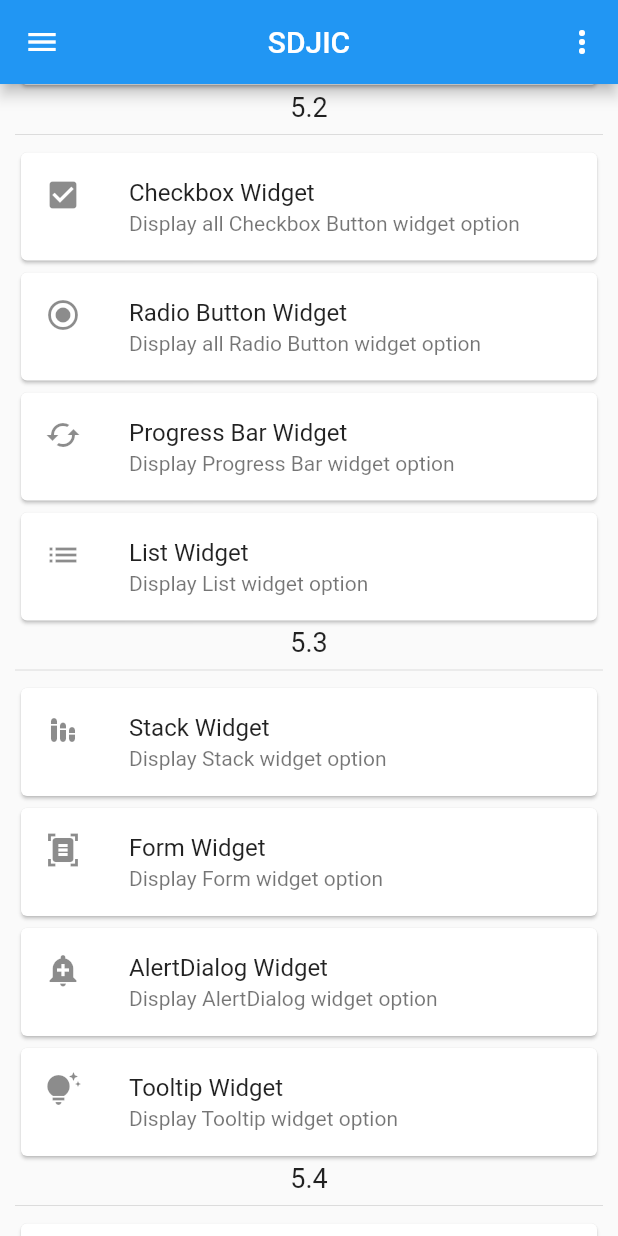
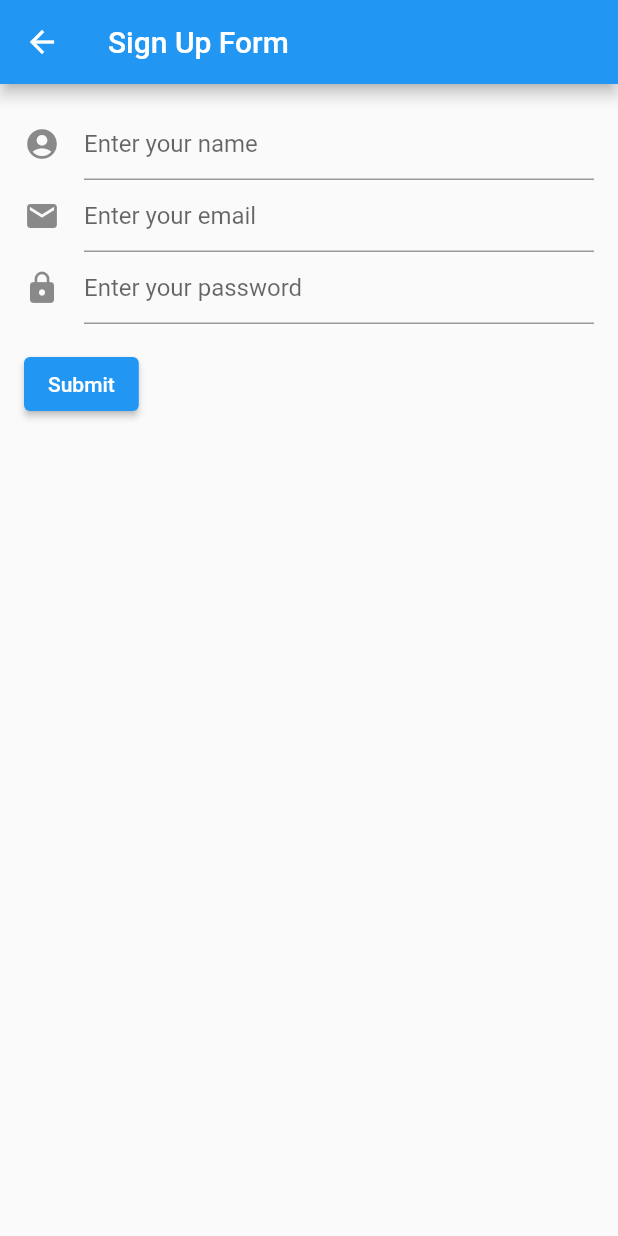
Before and after one commit to NehalPatel/sdjic_flutter, a Flutter app: the screen it shows after launch, scrolled down 576 dp, after a tap on "Form Widget", on a phone screen of 412 x 824 dp. Run offline on Flutter 3.47's test engine with Material 2 defaults, Android fonts, the phone set to English and light mode, and no system bars; our stand-ins replace flutter_swiper_null_safety, google_fonts.

Commit message:
form alertdialog added

```diff
--- /dev/null
+++ b/lib/Screens/Section3/form_page.dart
@@ -0,0 +1,93 @@
+import 'package:flutter/material.dart';
+
+class FormPage extends StatefulWidget {
+  @override
+  _FormPageState createState() => _FormPageState();
+}
+
+class _FormPageState extends State<FormPage> {
+  final _formKey = GlobalKey<FormState>();
+  String _name = '';
+  String _email = '';
+  String _password = '';
+
+  @override
+  Widget build(BuildContext context) {
+    return Scaffold(
+      appBar: AppBar(
+        title: Text('Sign Up Form'),
+      ),
+      body: Padding(
+        padding: EdgeInsets.all(16.0),
+        child: Form(
+          key: _formKey,
+          child: Column(
+            crossAxisAlignment: CrossAxisAlignment.start,
+            children: <Widget>[
+              TextFormField(
+                decoration: InputDecoration(
+                  hintText: 'Enter your name',
+                  icon: Icon(Icons.account_circle),
+                ),
+                validator: (value) {
+                  if (value != null && value.isEmpty) {
+                    return 'Please enter your name';
+                  }
+                  return null;
+                },
+                onSaved: (value) {
+                  _name = value!;
+                },
+              ),
+              TextFormField(
+                decoration: InputDecoration(
+                  hintText: 'Enter your email',
+                  icon: Icon(Icons.email),
+                ),
+                validator: (value) {
+                  if (value != null && value.isEmpty) {
+                    return 'Please enter your email';
+                  }
+                  return null;
+                },
+                onSaved: (value) {
+                  _email = value!;
+                },
+              ),
+              TextFormField(
+                decoration: InputDecoration(
+                  hintText: 'Enter your password',
+                  icon: Icon(Icons.lock),
+                ),
+                obscureText: true,
+                validator: (value) {
+                  if (value != null && value.isEmpty) {
+                    return 'Please enter your password';
+                  }
+                  return null;
+                },
+                onSaved: (value) {
+                  _password = value!;
+                },
+              ),
+              Padding(
+                padding: const EdgeInsets.symmetric(vertical: 16.0),
+                child: ElevatedButton(
+                  onPressed: () {
+                    if (_formKey.currentState!.validate()) {
+                      _formKey.currentState!.save();
+                      print('Name: $_name');
+                      print('Email: $_email');
+                      print('Password: $_password');
+                    }
+                  },
+                  child: Text('Submit'),
+                ),
+              ),
+            ],
+          ),
+        ),
+      ),
+    );
+  }
+}
--- a/lib/Screens/home_page.dart
+++ b/lib/Screens/home_page.dart
@@ -171,7 +171,7 @@ class HomePage extends StatelessWidget {
                     ),
                     GestureDetector(
                       onTap: () {
-                        print('clicked');
+                        Navigator.pushNamed(context, "/s3/form");
                       },
                       child: Card(
                         child: ListTile(
@@ -183,7 +183,7 @@ class HomePage extends StatelessWidget {
                     ),
                     GestureDetector(
                       onTap: () {
-                        print('clicked');
+                        Navigator.pushNamed(context, "/s3/alertdialog");
                       },
                       child: Card(
                         child: ListTile(
--- a/lib/main.dart
+++ b/lib/main.dart
@@ -12,6 +12,8 @@ import 'package:sdjic_flutter/Screens/Section2/listview_page.dart';
 import 'package:sdjic_flutter/Screens/Section2/long_listview_page.dart';
 import 'package:sdjic_flutter/Screens/Section2/progressbar_page.dart';
 import 'package:sdjic_flutter/Screens/Section2/radiobutton_page.dart';
+import 'package:sdjic_flutter/Screens/Section3/alert_dialog_page.dart';
+import 'package:sdjic_flutter/Screens/Section3/form_page.dart';
 import 'package:sdjic_flutter/Screens/Section3/stack_page.dart';
 import 'package:sdjic_flutter/Screens/home_page.dart';
 
@@ -46,6 +48,8 @@ class MyApp extends StatelessWidget {
         '/s2/listview/grid' : (context) => GridListViewPage(),
         '/s2/listview/horizontal' : (context) => HorizontalListViewPage(),
         '/s3/stack' : (context) => StackPage(),
+        '/s3/form' : (context) => FormPage(),
+        '/s3/alertdialog' : (context) => AlertDialogPage(),
       },
       initialRoute: "/",
     );
```
Also changed, not shown: lib/Screens/Section3/alert_dialog_page.dart (added, +114 -0 lines).
